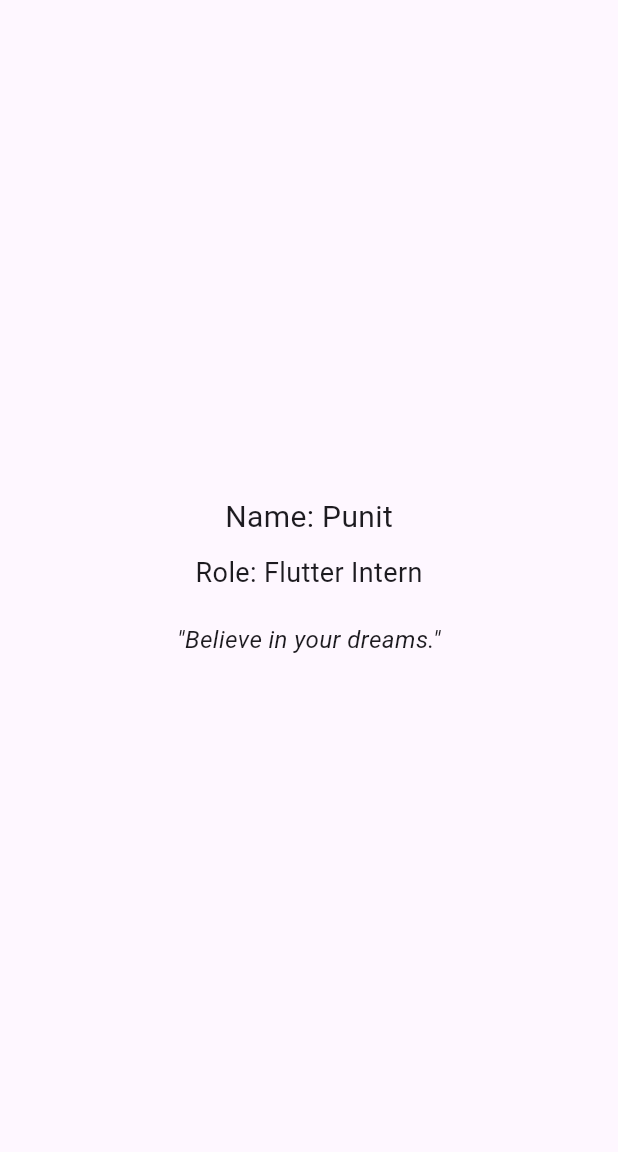
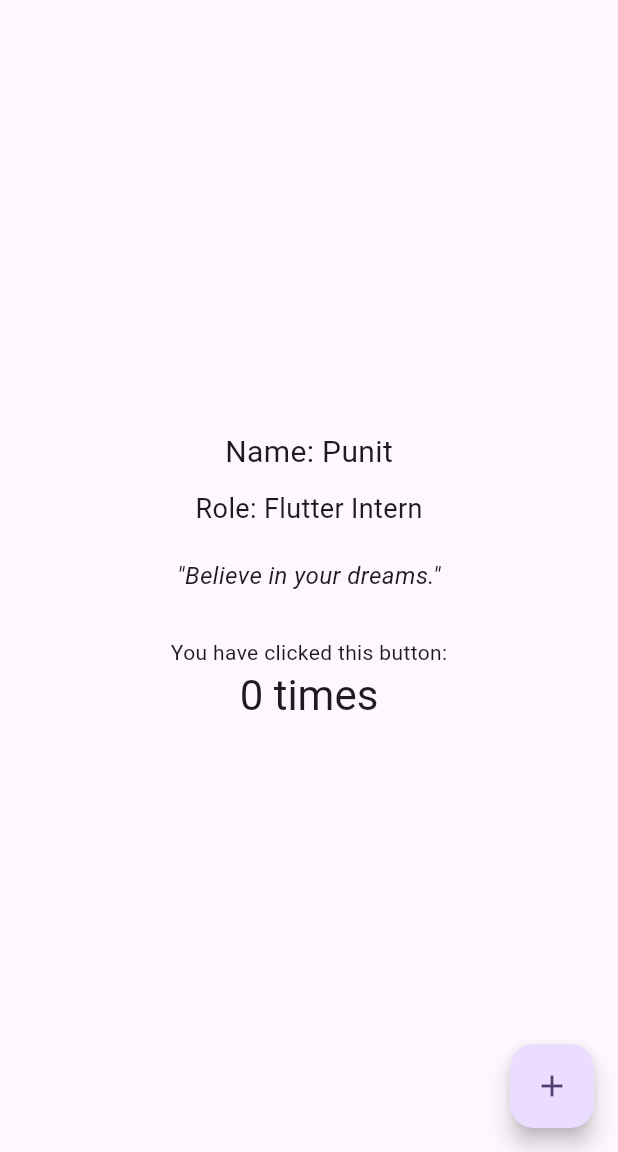
Before and after one commit to punit169/flutter-internship, a Flutter app: the screen it shows after launch, on a phone screen of 412 x 824 dp, the part 84-1236 px from its top. Run offline on Flutter 3.47's test engine with Material 3 defaults, Android fonts, the phone set to English and light mode, and no system bars.

Commit message:
add d3 project

```diff
--- a/d1_hello_app/lib/main.dart
+++ b/d1_hello_app/lib/main.dart
@@ -30,6 +30,14 @@ class MyHomePage extends StatefulWidget {
 }
 
 class _MyHomePageState extends State<MyHomePage> {
+  int _counter = 0;
+
+  void _incrementCounter() {
+    setState(() {
+      _counter++;
+    });
+  }
+
   @override
   Widget build(BuildContext context) {
     return Scaffold(
@@ -37,21 +45,30 @@ class _MyHomePageState extends State<MyHomePage> {
         backgroundColor: Theme.of(context).colorScheme.inversePrimary,
         title: Text(widget.title),
       ),
-      body: const Center(
+      body: Center(
         child: Column(
           mainAxisAlignment: MainAxisAlignment.center,
           children: [
-            Text('Name: Punit', style: TextStyle(fontSize: 20)),
-            SizedBox(height: 10),
-            Text('Role: Flutter Intern', style: TextStyle(fontSize: 18)),
-            SizedBox(height: 20),
-            Text(
+            const Text('Name: Punit', style: TextStyle(fontSize: 20)),
+            const SizedBox(height: 10),
+            const Text('Role: Flutter Intern', style: TextStyle(fontSize: 18)),
+            const SizedBox(height: 20),
+            const Text(
               '"Believe in your dreams."',
               style: TextStyle(fontStyle: FontStyle.italic, fontSize: 16),
               textAlign: TextAlign.center,
             ),
+            const SizedBox(height: 30),
+            const Text('You have clicked this button:'),
+            Text('$_counter times',
+                style: Theme.of(context).textTheme.headlineMedium),
           ],
         ),
+      ),
+      floatingActionButton: FloatingActionButton(
+        onPressed: _incrementCounter,
+        tooltip: 'Increment',
+        child: const Icon(Icons.add),
       ),
     );
   }
```
Also changed, not shown: 1 other file.
